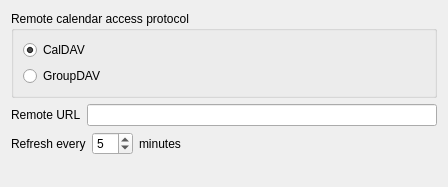
First picture: the form in resources/dav/davcalendar/configdialog.ui, repository KDE/kdepim-runtime, before the edit.
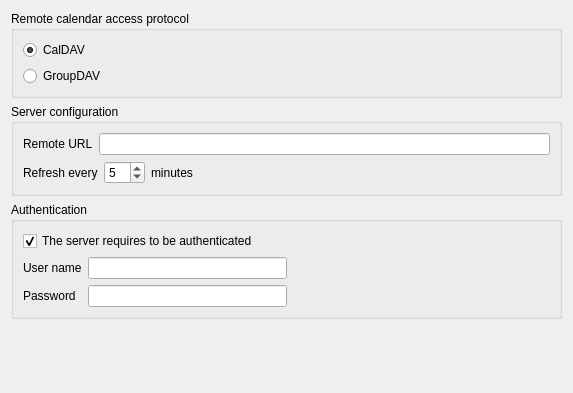
Second picture: the form after the edit. Custom widgets are drawn as their Qt base class.

Commit message: Integration with KWallet to store login / password

The edit to the form file:
```diff
--- a/resources/dav/davcalendar/configdialog.ui
+++ b/resources/dav/davcalendar/configdialog.ui
@@ -6,11 +6,11 @@
    <rect>
     <x>0</x>
     <y>0</y>
-    <width>438</width>
-    <height>187</height>
+    <width>573</width>
+    <height>393</height>
    </rect>
   </property>
-  <layout class="QVBoxLayout" name="verticalLayout_2">
+  <layout class="QVBoxLayout" name="verticalLayout_4">
    <item>
     <widget class="KButtonGroup" name="kcfg_remoteProtocol">
      <property name="locale">
@@ -41,6 +41,15 @@
     </widget>
    </item>
    <item>
+    <widget class="QGroupBox" name="groupBox">
+     <property name="locale">
+      <locale language="English" country="UnitedStates"/>
+     </property>
+     <property name="title">
+      <string>Server configuration</string>
+     </property>
+     <layout class="QVBoxLayout" name="verticalLayout_2">
+      <item>
     <layout class="QHBoxLayout" name="horizontalLayout">
      <item>
       <widget class="QLabel" name="label">
@@ -114,6 +123,92 @@
      </item>
     </layout>
    </item>
+     </layout>
+    </widget>
+   </item>
+   <item>
+    <widget class="QGroupBox" name="groupBox_2">
+     <property name="locale">
+      <locale language="English" country="UnitedStates"/>
+     </property>
+     <property name="title">
+      <string>Authentication</string>
+     </property>
+     <layout class="QVBoxLayout" name="verticalLayout_3">
+      <item>
+       <widget class="QCheckBox" name="kcfg_authenticationRequired">
+        <property name="locale">
+         <locale language="English" country="UnitedStates"/>
+        </property>
+        <property name="text">
+         <string>The server requires to be authenticated</string>
+        </property>
+        <property name="checked">
+         <bool>true</bool>
+        </property>
+       </widget>
+      </item>
+      <item>
+       <layout class="QHBoxLayout" name="horizontalLayout_3">
+        <item>
+         <layout class="QGridLayout" name="gridLayout">
+          <item row="1" column="0">
+           <widget class="QLabel" name="label_5">
+            <property name="locale">
+             <locale language="English" country="UnitedStates"/>
+            </property>
+            <property name="text">
+             <string>Password</string>
+            </property>
+           </widget>
+          </item>
+          <item row="0" column="1">
+           <widget class="QLineEdit" name="kcfg_username">
+            <property name="locale">
+             <locale language="English" country="UnitedStates"/>
+            </property>
+           </widget>
+          </item>
+          <item row="0" column="0">
+           <widget class="QLabel" name="label_4">
+            <property name="locale">
+             <locale language="English" country="UnitedStates"/>
+            </property>
+            <property name="text">
+             <string>User name</string>
+            </property>
+           </widget>
+          </item>
+          <item row="1" column="1">
+           <widget class="QLineEdit" name="kcfg_password">
+            <property name="locale">
+             <locale language="English" country="UnitedStates"/>
+            </property>
+            <property name="echoMode">
+             <enum>QLineEdit::Password</enum>
+            </property>
+           </widget>
+          </item>
+         </layout>
+        </item>
+        <item>
+         <spacer name="horizontalSpacer_2">
+          <property name="orientation">
+           <enum>Qt::Horizontal</enum>
+          </property>
+          <property name="sizeHint" stdset="0">
+           <size>
+            <width>40</width>
+            <height>20</height>
+           </size>
+          </property>
+         </spacer>
+        </item>
+       </layout>
+      </item>
+     </layout>
+    </widget>
+   </item>
    <item>
     <spacer name="verticalSpacer">
      <property name="orientation">
```
Left out of the diff: 53 changed lines with no effect on the pictures. Lines whose indentation alone changed are shown as unchanged. The commit also changes 6 other files.
